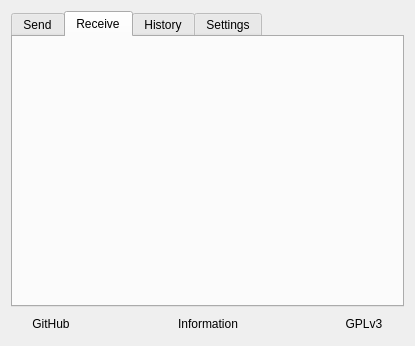
The window that widget.ui (freeacetone/croc-gui) describes before a commit, drawn with Qt 5.
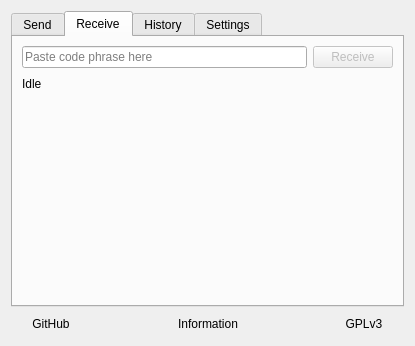
The same window after the commit. The open tabs and pages were chosen to show the change. Icons and pictures are not drawn.

Diff of the .ui file:
```diff
--- a/widget.ui
+++ b/widget.ui
@@ -177,6 +177,66 @@
       <attribute name="title">
        <string>Receive</string>
       </attribute>
+      <layout class="QVBoxLayout" name="verticalLayout_4">
+       <item>
+        <layout class="QHBoxLayout" name="horizontalLayout_4">
+         <item>
+          <widget class="QLineEdit" name="receive_codeField">
+           <property name="placeholderText">
+            <string>Paste code phrase here</string>
+           </property>
+          </widget>
+         </item>
+         <item>
+          <widget class="QPushButton" name="receive_receiveButton">
+           <property name="enabled">
+            <bool>false</bool>
+           </property>
+           <property name="text">
+            <string>Receive</string>
+           </property>
+          </widget>
+         </item>
+        </layout>
+       </item>
+       <item>
+        <layout class="QHBoxLayout" name="horizontalLayout_8">
+         <item>
+          <widget class="QLabel" name="receive_statusLabel">
+           <property name="text">
+            <string>Idle</string>
+           </property>
+          </widget>
+         </item>
+         <item>
+          <spacer name="horizontalSpacer_6">
+           <property name="orientation">
+            <enum>Qt::Horizontal</enum>
+           </property>
+           <property name="sizeHint" stdset="0">
+            <size>
+             <width>40</width>
+             <height>20</height>
+            </size>
+           </property>
+          </spacer>
+         </item>
+        </layout>
+       </item>
+       <item>
+        <spacer name="verticalSpacer_3">
+         <property name="orientation">
+          <enum>Qt::Vertical</enum>
+         </property>
+         <property name="sizeHint" stdset="0">
+          <size>
+           <width>20</width>
+           <height>40</height>
+          </size>
+         </property>
+        </spacer>
+       </item>
+      </layout>
      </widget>
      <widget class="QWidget" name="tab_history">
       <attribute name="icon">
```
Left out of the diff: 57 changed lines with no effect on the pictures.
